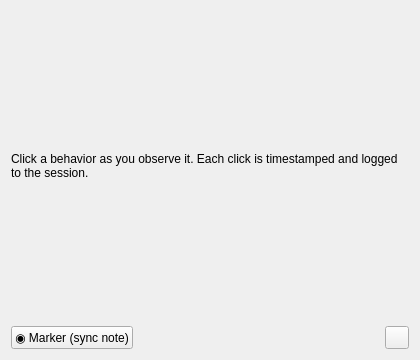
The window that src/gui/ui/observer_panel.ui (techandpeople/SoftEdIBO) describes before a commit, drawn with Qt 5.
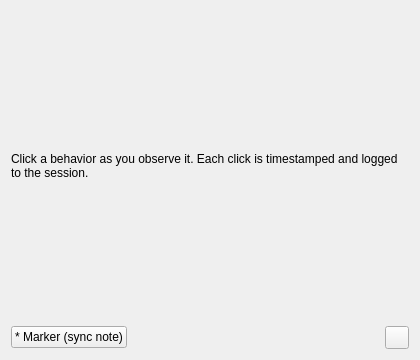
The same window after the commit. Custom widgets are drawn as their Qt base class.

```diff
--- a/src/gui/ui/observer_panel.ui
+++ b/src/gui/ui/observer_panel.ui
@@ -20,8 +20,8 @@
     <layout class="QHBoxLayout" name="marker_row">
      <item>
       <widget class="QPushButton" name="marker_btn">
-       <property name="whatsThis"><string>Drop a timestamped marker into the session log — handy to line up your notes with an external video or to flag a moment of interest.</string></property>
-       <property name="text"><string>◉ Marker (sync note)</string></property>
+       <property name="whatsThis"><string>Drop a timestamped marker into the session log - handy to line up your notes with an external video or to flag a moment of interest.</string></property>
+       <property name="text"><string>* Marker (sync note)</string></property>
       </widget>
      </item>
      <item>
```
Left out of the diff: 4 changed lines with no effect on the pictures.
